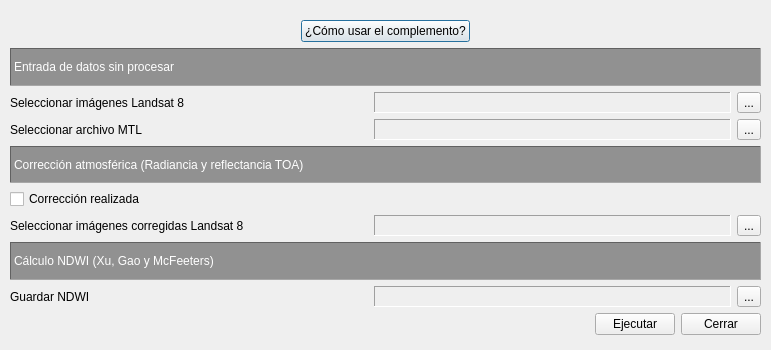
This is indice_ndwi_dialog_base.ui in FranciscaRTS/LST_NDWI_L8 as Qt 5 draws it before an edit. The edited form follows.
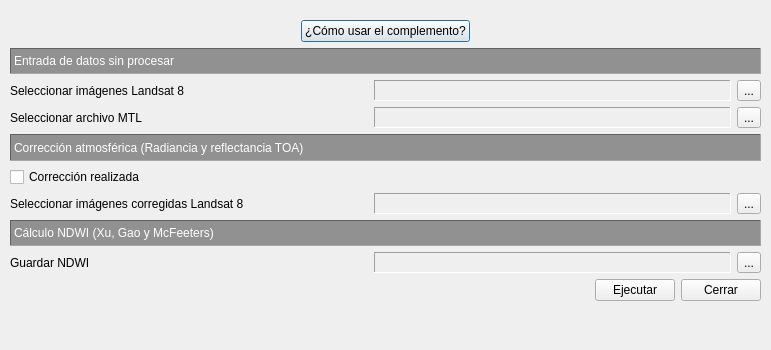
This is the edited form. Icons and pictures are not drawn.

```diff
--- a/indice_ndwi_dialog_base.ui
+++ b/indice_ndwi_dialog_base.ui
@@ -31,7 +31,7 @@
      <x>10</x>
      <y>20</y>
      <width>751</width>
-     <height>315</height>
+     <height>281</height>
     </rect>
    </property>
    <layout class="QVBoxLayout" name="verticalLayout_2">
```
